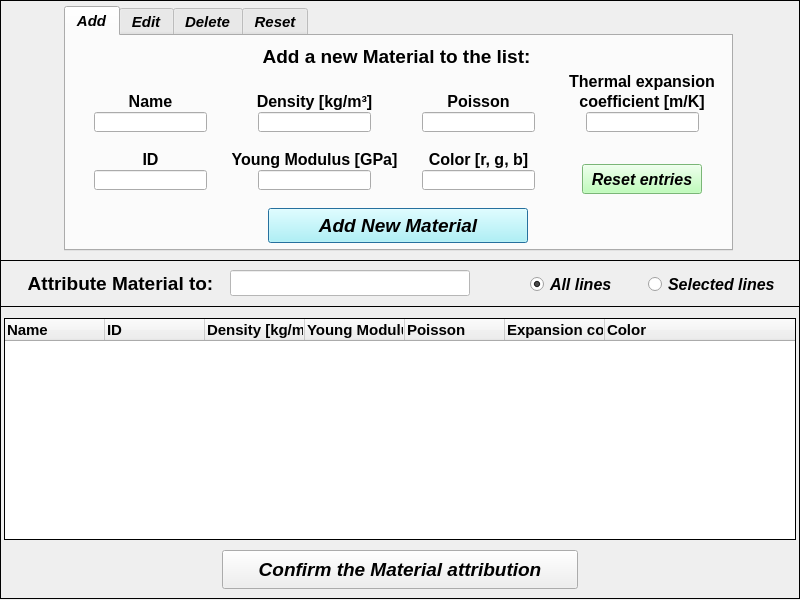
Before: the Qt Designer form data/user_input/ui/Model/Setup/Structural/materialInput.ui in open-pulse/OpenPulse, drawn with Qt 5.
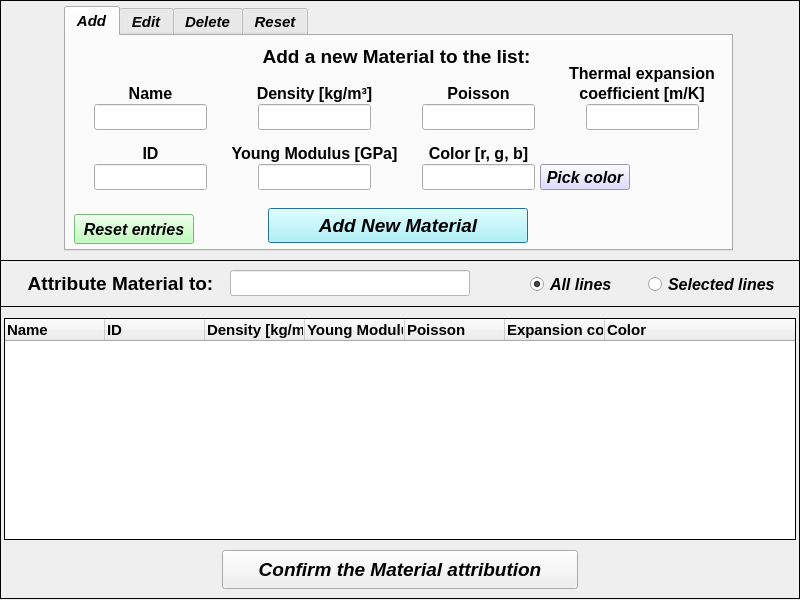
After: the same form once the commit is applied. Icons and pictures are not drawn.

Commit message: New pick colors to the fluids and materials

What changed in the file:
```diff
--- a/data/user_input/ui/Model/Setup/Structural/materialInput.ui
+++ b/data/user_input/ui/Model/Setup/Structural/materialInput.ui
@@ -103,11 +103,23 @@
       <property name="geometry">
        <rect>
         <x>356</x>
-        <y>134</y>
+        <y>128</y>
         <width>113</width>
-        <height>20</height>
+        <height>26</height>
        </rect>
       </property>
+      <property name="minimumSize">
+       <size>
+        <width>113</width>
+        <height>26</height>
+       </size>
+      </property>
+      <property name="maximumSize">
+       <size>
+        <width>113</width>
+        <height>26</height>
+       </size>
+      </property>
       <property name="font">
        <font>
         <family>Arial</family>
@@ -125,11 +137,23 @@
       <property name="geometry">
        <rect>
         <x>28</x>
-        <y>134</y>
+        <y>128</y>
         <width>113</width>
-        <height>20</height>
+        <height>26</height>
        </rect>
       </property>
+      <property name="minimumSize">
+       <size>
+        <width>113</width>
+        <height>26</height>
+       </size>
+      </property>
+      <property name="maximumSize">
+       <size>
+        <width>113</width>
+        <height>26</height>
+       </size>
+      </property>
       <property name="font">
        <font>
         <family>Arial</family>
@@ -147,7 +171,7 @@
       <property name="geometry">
        <rect>
         <x>162</x>
-        <y>114</y>
+        <y>108</y>
         <width>173</width>
         <height>20</height>
        </rect>
@@ -165,11 +189,23 @@
       <property name="geometry">
        <rect>
         <x>356</x>
-        <y>76</y>
+        <y>68</y>
         <width>113</width>
-        <height>20</height>
+        <height>26</height>
        </rect>
       </property>
+      <property name="minimumSize">
+       <size>
+        <width>113</width>
+        <height>26</height>
+       </size>
+      </property>
+      <property name="maximumSize">
+       <size>
+        <width>113</width>
+        <height>26</height>
+       </size>
+      </property>
       <property name="font">
        <font>
         <family>Arial</family>
@@ -187,7 +223,7 @@
       <property name="geometry">
        <rect>
         <x>60</x>
-        <y>56</y>
+        <y>48</y>
         <width>49</width>
         <height>20</height>
        </rect>
@@ -200,11 +236,23 @@
       <property name="geometry">
        <rect>
         <x>192</x>
-        <y>76</y>
+        <y>68</y>
         <width>113</width>
-        <height>20</height>
+        <height>26</height>
        </rect>
       </property>
+      <property name="minimumSize">
+       <size>
+        <width>113</width>
+        <height>26</height>
+       </size>
+      </property>
+      <property name="maximumSize">
+       <size>
+        <width>113</width>
+        <height>26</height>
+       </size>
+      </property>
       <property name="font">
        <font>
         <family>Arial</family>
@@ -222,11 +270,23 @@
       <property name="geometry">
        <rect>
         <x>28</x>
-        <y>76</y>
+        <y>68</y>
         <width>113</width>
-        <height>20</height>
+        <height>26</height>
        </rect>
       </property>
+      <property name="minimumSize">
+       <size>
+        <width>113</width>
+        <height>26</height>
+       </size>
+      </property>
+      <property name="maximumSize">
+       <size>
+        <width>113</width>
+        <height>26</height>
+       </size>
+      </property>
       <property name="font">
        <font>
         <family>Arial</family>
@@ -244,7 +304,7 @@
       <property name="geometry">
        <rect>
         <x>62</x>
-        <y>114</y>
+        <y>108</y>
         <width>45</width>
         <height>20</height>
        </rect>
@@ -257,7 +317,7 @@
       <property name="geometry">
        <rect>
         <x>378</x>
-        <y>56</y>
+        <y>48</y>
         <width>69</width>
         <height>20</height>
        </rect>
@@ -270,11 +330,23 @@
       <property name="geometry">
        <rect>
         <x>192</x>
-        <y>134</y>
+        <y>128</y>
         <width>113</width>
-        <height>20</height>
+        <height>26</height>
        </rect>
       </property>
+      <property name="minimumSize">
+       <size>
+        <width>113</width>
+        <height>26</height>
+       </size>
+      </property>
+      <property name="maximumSize">
+       <size>
+        <width>113</width>
+        <height>26</height>
+       </size>
+      </property>
       <property name="font">
        <font>
         <family>Arial</family>
@@ -292,7 +364,7 @@
       <property name="geometry">
        <rect>
         <x>174</x>
-        <y>56</y>
+        <y>48</y>
         <width>149</width>
         <height>20</height>
        </rect>
@@ -394,11 +466,23 @@
       <property name="geometry">
        <rect>
         <x>520</x>
-        <y>76</y>
+        <y>68</y>
         <width>113</width>
-        <height>20</height>
+        <height>26</height>
        </rect>
       </property>
+      <property name="minimumSize">
+       <size>
+        <width>113</width>
+        <height>26</height>
+       </size>
+      </property>
+      <property name="maximumSize">
+       <size>
+        <width>113</width>
+        <height>26</height>
+       </size>
+      </property>
       <property name="font">
        <font>
         <family>Arial</family>
@@ -416,7 +500,7 @@
       <property name="geometry">
        <rect>
         <x>356</x>
-        <y>114</y>
+        <y>108</y>
         <width>113</width>
         <height>20</height>
        </rect>
@@ -429,7 +513,7 @@
       <property name="geometry">
        <rect>
         <x>500</x>
-        <y>56</y>
+        <y>48</y>
         <width>152</width>
         <height>20</height>
        </rect>
@@ -442,7 +526,7 @@
       <property name="geometry">
        <rect>
         <x>500</x>
-        <y>36</y>
+        <y>28</y>
         <width>152</width>
         <height>20</height>
        </rect>
@@ -457,8 +541,8 @@
       </property>
       <property name="geometry">
        <rect>
-        <x>516</x>
-        <y>128</y>
+        <x>8</x>
+        <y>178</y>
         <width>120</width>
         <height>30</height>
        </rect>
@@ -516,6 +600,44 @@
        <bool>false</bool>
       </property>
      </widget>
+     <widget class="QPushButton" name="pushButton_pickColor_add">
+      <property name="geometry">
+       <rect>
+        <x>474</x>
+        <y>128</y>
+        <width>90</width>
+        <height>26</height>
+       </rect>
+      </property>
+      <property name="minimumSize">
+       <size>
+        <width>90</width>
+        <height>26</height>
+       </size>
+      </property>
+      <property name="maximumSize">
+       <size>
+        <width>90</width>
+        <height>26</height>
+       </size>
+      </property>
+      <property name="font">
+       <font>
+        <family>Arial</family>
+        <pointsize>12</pointsize>
+        <weight>75</weight>
+        <italic>true</italic>
+        <bold>true</bold>
+       </font>
+      </property>
+      <property name="styleSheet">
+       <string notr="true">background-color: rgb(212, 208, 255);
+font: 75 italic bold 12pt &quot;Arial&quot;;</string>
+      </property>
+      <property name="text">
+       <string>Pick color</string>
+      </property>
+     </widget>
     </widget>
     <widget class="QWidget" name="tab_edit_material">
      <attribute name="title">
```
Left out of the diff: 294 changed lines with no effect on the pictures. The commit also changes 6 other files.
